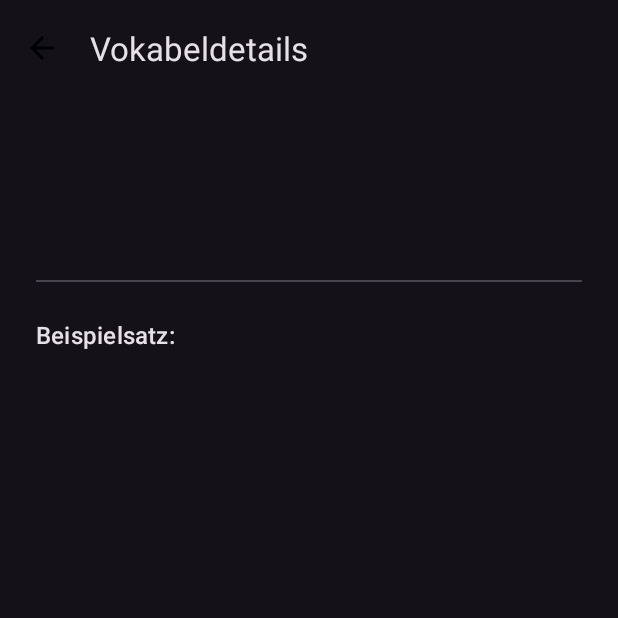
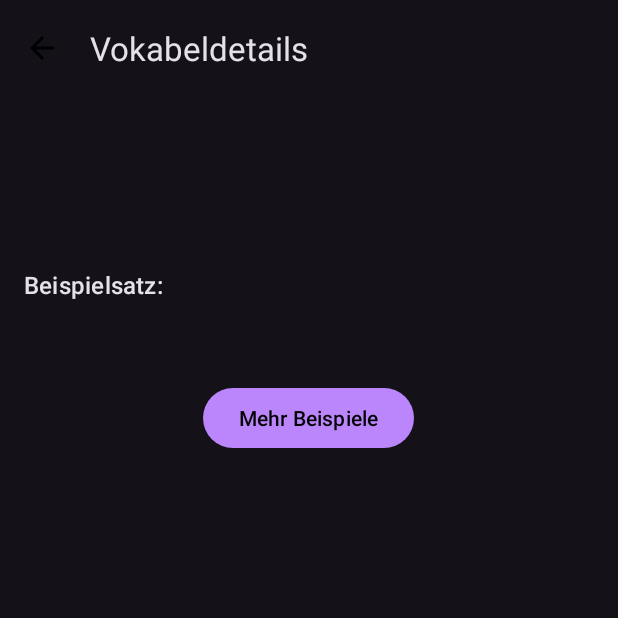
Before and after one commit to Satoriooo/DE-Schreibung, an Android app: the VocabularyDetailActivity screen opened directly, with no data from a screen before it, on a phone screen of 412 x 824 dp, the top half of it. Run offline under Robolectric (Android 15) with nearby library versions, the phone set to English and light mode, and no system bars; 1 statement that could not run was skipped.

Commit message:
Vokabulary detail: Mehr Beispiel Button

```diff
--- a/DE-Schreibung-App/app/src/main/java/com/example/deschreibung/network/ApiService.java
+++ b/DE-Schreibung-App/app/src/main/java/com/example/deschreibung/network/ApiService.java
@@ -1,12 +1,17 @@
 package com.example.deschreibung.network;
 
+// ADD THESE 5 IMPORT STATEMENTS
 import retrofit2.Call;
 import retrofit2.http.Body;
 import retrofit2.http.POST;
+import com.example.deschreibung.network.ApiResponse;
+import com.example.deschreibung.network.MoreExamplesResponse;
 
 public interface ApiService {
 
     @POST("evaluate")
     Call<ApiResponse> evaluateText(@Body ApiRequest requestBody);
 
+    @POST("more_examples")
+    Call<MoreExamplesResponse> getMoreExamples(@Body MoreExamplesRequest requestBody);
 }
--- a/DE-Schreibung-App/app/src/main/res/layout/activity_vocabulary_detail.xml
+++ b/DE-Schreibung-App/app/src/main/res/layout/activity_vocabulary_detail.xml
@@ -18,11 +18,15 @@
             app:title="Vokabeldetails" />
     </com.google.android.material.appbar.AppBarLayout>
 
+    <ScrollView
+        android:layout_width="match_parent"
+        android:layout_height="match_parent">
+
         <LinearLayout
             android:layout_width="match_parent"
             android:layout_height="wrap_content"
             android:orientation="vertical"
-        android:padding="24dp">
+            android:padding="16dp">
 
             <TextView
                 android:id="@+id/textViewDetailGermanWord"
@@ -40,16 +44,11 @@
                 android:textColor="?android:attr/textColorSecondary"
                 tools:text="the opportunity" />
 
-        <com.google.android.material.divider.MaterialDivider
-            android:layout_width="match_parent"
-            android:layout_height="wrap_content"
-            android:layout_marginTop="24dp"
-            android:layout_marginBottom="24dp" />
-
             <TextView
                 style="@style/TextAppearance.Material3.TitleMedium"
                 android:layout_width="wrap_content"
                 android:layout_height="wrap_content"
+                android:layout_marginTop="24dp"
                 android:text="Beispielsatz:" />
 
             <TextView
@@ -61,5 +60,34 @@
                 android:textAppearance="@style/TextAppearance.Material3.BodyLarge"
                 android:textStyle="italic"
                 tools:text="Ich hatte die Gelegenheit, mit ihm zu sprechen." />
+
+            <FrameLayout
+                android:layout_width="match_parent"
+                android:layout_height="wrap_content"
+                android:layout_marginTop="24dp">
+                <Button
+                    android:id="@+id/buttonMoreExamples"
+                    android:layout_width="wrap_content"
+                    android:layout_height="wrap_content"
+                    android:layout_gravity="center_horizontal"
+                    android:text="Mehr Beispiele" />
+                <ProgressBar
+                    android:id="@+id/progressMoreExamples"
+                    android:layout_width="wrap_content"
+                    android:layout_height="wrap_content"
+                    android:layout_gravity="center"
+                    android:visibility="gone"/>
+            </FrameLayout>
+
+            <LinearLayout
+                android:id="@+id/containerMoreExamples"
+                android:layout_width="match_parent"
+                android:layout_height="wrap_content"
+                android:orientation="vertical"
+                android:visibility="gone"
+                android:layout_marginTop="8dp"
+                tools:visibility="visible" />
+
         </LinearLayout>
+    </ScrollView>
 </LinearLayout>
```
Also changed, not shown: DE-Schreibung-App/app/src/main/java/com/example/deschreibung/VocabularyDetailActivity.java (+85 -4 lines), DE-Schreibung-App/app/src/main/java/com/example/deschreibung/network/MoreExamplesRequest.java (added, +8 -0 lines), DE-Schreibung-App/app/src/main/java/com/example/deschreibung/network/MoreExamplesResponse.java (added, +13 -0 lines). Lines whose indentation alone changed are shown as unchanged.
